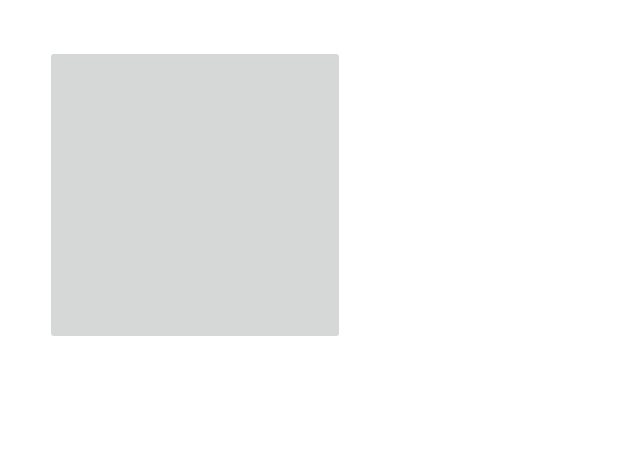
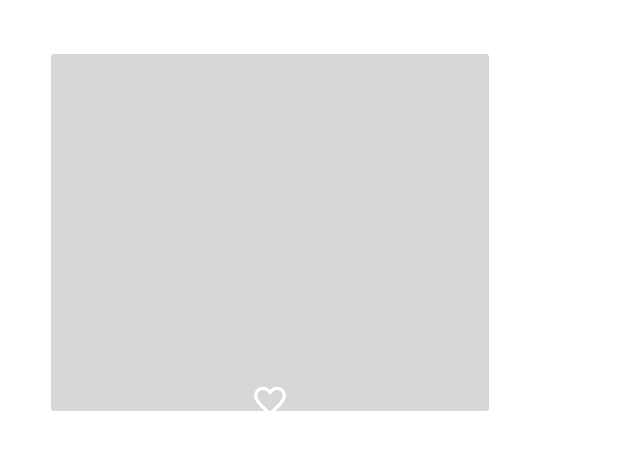
Before and after one commit to Ohnounaa/ViceMovies, an Android app: the layout movie_view_holder.xml on its own in the app's theme, with its tools: preview values and no code run, on a phone screen of 412 x 824 dp. Shown: the top 450 px of the screen. Run offline under Robolectric (Android 15) with nearby library versions, the phone set to English and light mode, and no system bars.

Commit message:
persist favorited movies in all three tabs

```diff
--- a/app/src/main/java/com/example/vicemovies/HomePageFragment.kt
+++ b/app/src/main/java/com/example/vicemovies/HomePageFragment.kt
@@ -72,6 +72,9 @@ class HomePageFragment: Fragment() {
             binding.apply {
             movieViewModel.setMovieImageUrl(imageUrlStem + movie.poster_path)
             loadImage(movieImage, movieViewModel.url.value?:"")
+                if(favoriteMoviesViewModel.favoriteMovies.contains(movie)) {
+                    favoriteButton.setBackgroundResource(R.drawable.ic_baseline_favorite_24)
+                }
                 movieImage.setOnClickListener{ movieViewModel.selectMovie(movie) }
                 favoriteButton.setOnClickListener{
                     if(!favoriteMoviesViewModel.favoriteMovies.contains(movie)){
--- a/app/src/main/res/layout/movie_view_holder.xml
+++ b/app/src/main/res/layout/movie_view_holder.xml
@@ -10,22 +10,22 @@
 
         <androidx.constraintlayout.widget.ConstraintLayout
             android:id="@+id/movie_card"
-            android:layout_width="200dp"
+            android:layout_width="300dp"
             android:layout_margin="30dp"
-            android:layout_height="250dp">
+            android:layout_height="300dp">
             <ImageButton
                 android:padding="2dp"
                 android:id="@+id/movie_image"
-                android:layout_width="200dp"
-                android:layout_height="200dp"
+                android:layout_width="match_parent"
+                android:layout_height="250dp"
                 app:layout_constraintTop_toTopOf="@id/movie_card"
                 app:layout_constraintLeft_toLeftOf="@id/movie_card"
                 app:layout_constraintRight_toRightOf="@id/movie_card" />
             <androidx.constraintlayout.utils.widget.ImageFilterButton
                 android:id="@+id/favorite_button"
-                android:layout_width="50dp"
-                android:layout_height="50dp"
-                app:layout_constraintTop_toBottomOf="@id/movie_image"
+                android:layout_width="25dp"
+                android:layout_height="25dp"
+                app:layout_constraintBottom_toBottomOf="@id/movie_image"
                 app:layout_constraintStart_toStartOf="@id/movie_image"
                 app:layout_constraintEnd_toEndOf="@id/movie_image"
                 android:background="@drawable/ic_baseline_favorite_border_24"/>
```
Also changed, not shown: app/src/main/java/com/example/vicemovies/DetailFragment.kt (+6 -24 lines).
